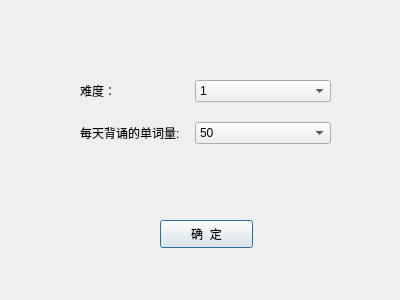
First picture: the form in configdlg.ui, repository OOPtaskgroup/dictionary, before the edit.
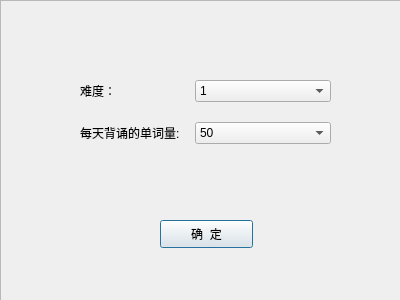
Second picture: the form after the edit. Icons and pictures are not drawn.

```diff
--- a/configdlg.ui
+++ b/configdlg.ui
@@ -141,6 +141,28 @@
     <string>确  定</string>
    </property>
   </widget>
+  <widget class="QFrame" name="frame">
+   <property name="geometry">
+    <rect>
+     <x>0</x>
+     <y>0</y>
+     <width>401</width>
+     <height>341</height>
+    </rect>
+   </property>
+   <property name="styleSheet">
+    <string notr="true">border-image: url(:/image/img/login_background.jpeg);</string>
+   </property>
+   <property name="frameShape">
+    <enum>QFrame::StyledPanel</enum>
+   </property>
+   <property name="frameShadow">
+    <enum>QFrame::Raised</enum>
+   </property>
+  </widget>
+  <zorder>frame</zorder>
+  <zorder>formLayoutWidget</zorder>
+  <zorder>pushButton</zorder>
  </widget>
  <resources/>
  <connections/>
```
Left out of the diff: 3 changed lines with no effect on the pictures.
